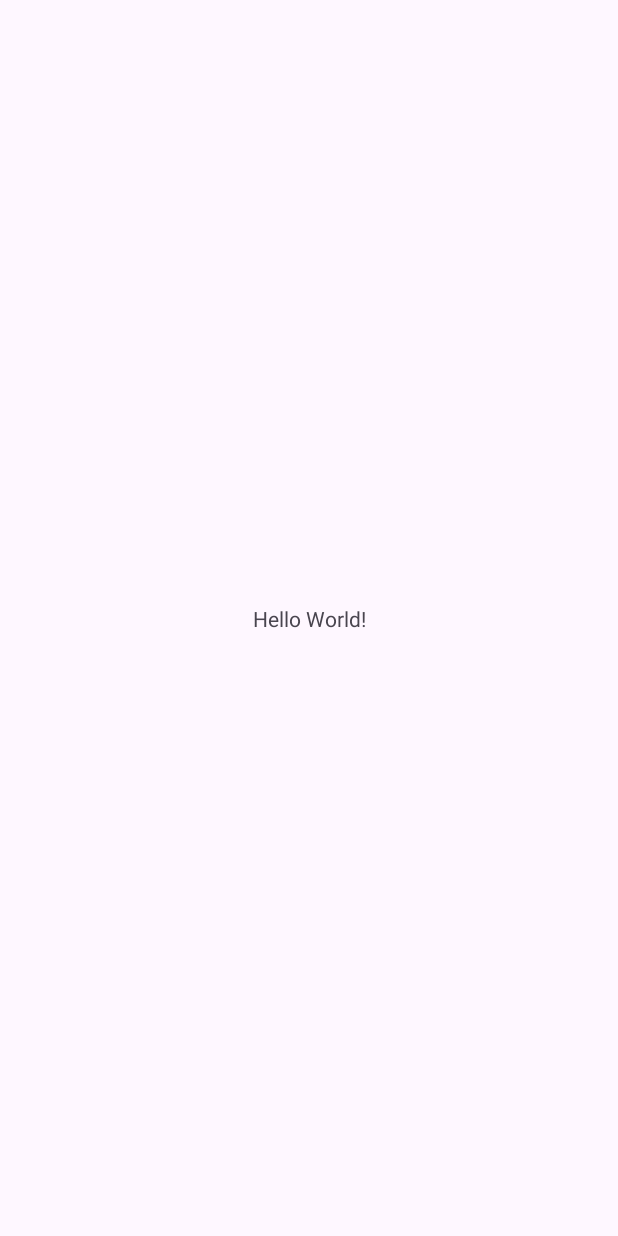
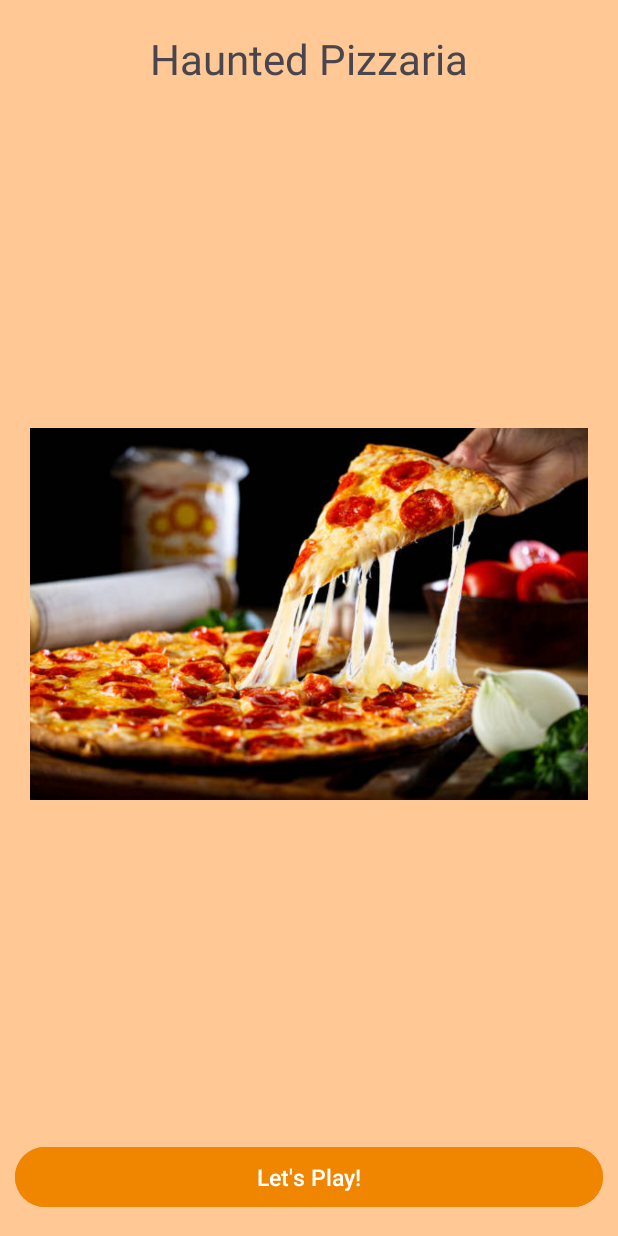
Before and after one commit to helosantosdesousa/Haunted-Pizzeria, an Android app: the screen it shows after launch (MainActivity), on a phone screen of 412 x 824 dp. Before the commit the screen is almost empty. Run offline under Robolectric (Android 15) with nearby library versions, the phone set to English and light mode, and no system bars.

Commit message:
telas de inicio e cadastro feitas

```diff
--- a/app/src/main/res/layout/activity_main.xml
+++ b/app/src/main/res/layout/activity_main.xml
@@ -1,19 +1,45 @@
 <?xml version="1.0" encoding="utf-8"?>
-<androidx.constraintlayout.widget.ConstraintLayout xmlns:android="http://schemas.android.com/apk/res/android"
+<RelativeLayout xmlns:android="http://schemas.android.com/apk/res/android"
     xmlns:app="http://schemas.android.com/apk/res-auto"
     xmlns:tools="http://schemas.android.com/tools"
     android:id="@+id/main"
     android:layout_width="match_parent"
     android:layout_height="match_parent"
-    tools:context=".MainActivity">
+    tools:context=".MainActivity"
+    android:padding="4dp"
+    android:background="@color/bg_main_color">
 
-    <TextView
-        android:layout_width="wrap_content"
+<TextView
+    android:id="@+id/tv_tittle"
+    android:layout_width="wrap_content"
+    android:layout_height="wrap_content"
+    android:layout_centerHorizontal="true"
+    android:paddingTop="20dp"
+    android:text="@string/app_name"
+    android:textSize="28sp"/>
+
+
+    <ImageView
+        android:id="@+id/img_logo"
+        android:layout_width="match_parent"
         android:layout_height="wrap_content"
-        android:text="Hello World!"
-        app:layout_constraintBottom_toBottomOf="parent"
-        app:layout_constraintEnd_toEndOf="parent"
-        app:layout_constraintStart_toStartOf="parent"
-        app:layout_constraintTop_toTopOf="parent" />
+        android:layout_above="@+id/button"
+        android:layout_below="@+id/tv_tittle"
+        android:layout_alignParentStart="true"
+        android:layout_centerHorizontal="true"
+        android:layout_marginHorizontal="20dp"
+        android:paddingVertical="10dp"
+        android:src="@drawable/img_main" />
 
-</androidx.constraintlayout.widget.ConstraintLayout>
+    <Button
+        android:id="@+id/button"
+        android:layout_width="match_parent"
+        android:layout_height="wrap_content"
+        android:layout_alignParentBottom="true"
+        android:layout_marginHorizontal="10dp"
+        android:layout_marginBottom="15dp"
+        android:backgroundTint="@color/darker_main_color"
+        android:text="@string/bt_play"
+        android:textSize="15sp" />
+
+</RelativeLayout>
--- /dev/null
+++ b/app/src/main/res/layout/activity_tutorial.xml
@@ -0,0 +1,6 @@
+<?xml version="1.0" encoding="utf-8"?>
+<androidx.constraintlayout.widget.ConstraintLayout xmlns:android="http://schemas.android.com/apk/res/android"
+    android:layout_width="match_parent"
+    android:layout_height="match_parent">
+
+</androidx.constraintlayout.widget.ConstraintLayout>
--- a/app/src/main/res/values/colors.xml
+++ b/app/src/main/res/values/colors.xml
@@ -2,4 +2,6 @@
 <resources>
     <color name="black">#FF000000</color>
     <color name="white">#FFFFFFFF</color>
+    <color name="bg_main_color">#FFC894</color>
+    <color name="darker_main_color">#F08500</color>
 </resources>
--- a/app/src/main/res/values/strings.xml
+++ b/app/src/main/res/values/strings.xml
@@ -1,3 +1,7 @@
 <resources>
     <string name="app_name">Haunted Pizzaria</string>
+    <string name="bt_play">Let's Play!</string>
+    <string name="bt_form_submit">Submit</string>
+    <string name="bt_form_cancel">Cancel</string>
+    <string name="tv_registration">Choose a name and a number only password.\nYour name will be visible to other players in the ranking.</string>
 </resources>
```
Also changed, not shown: app/src/main/res/drawable/custom_edittext.xml (added, +12 -0 lines), app/src/main/res/layout/activity_registration.xml (added, +97 -0 lines), app/src/main/res/values/styles.xml (added, +12 -0 lines), app/src/main/res/drawable/img_main.jpg (added).
